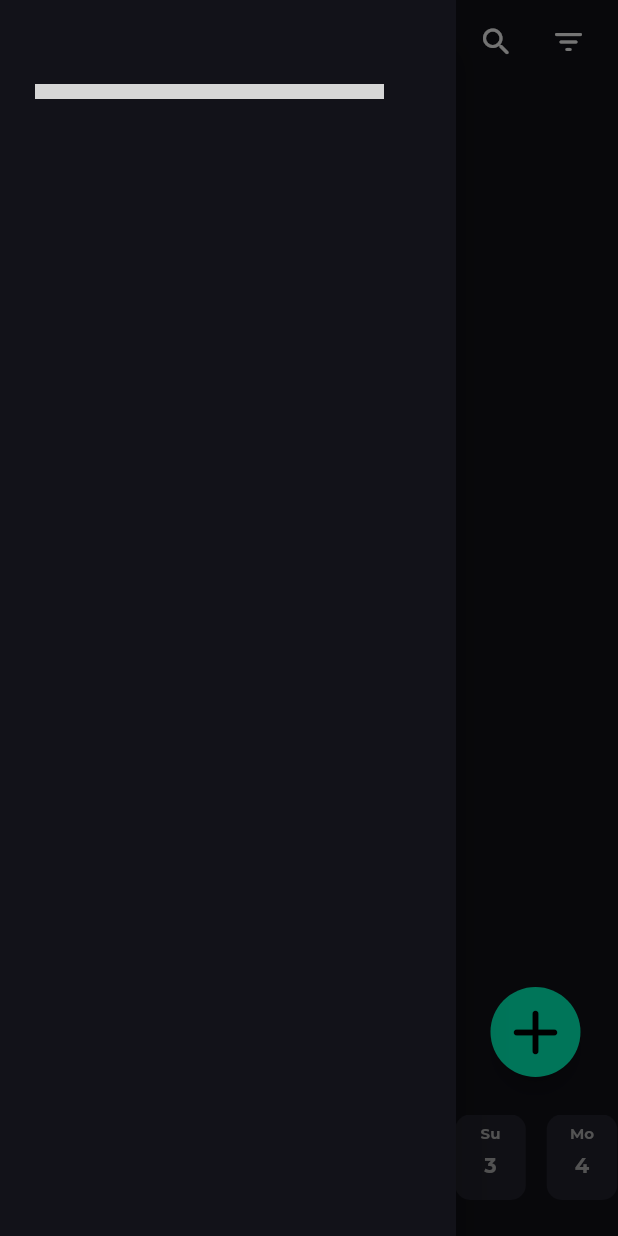
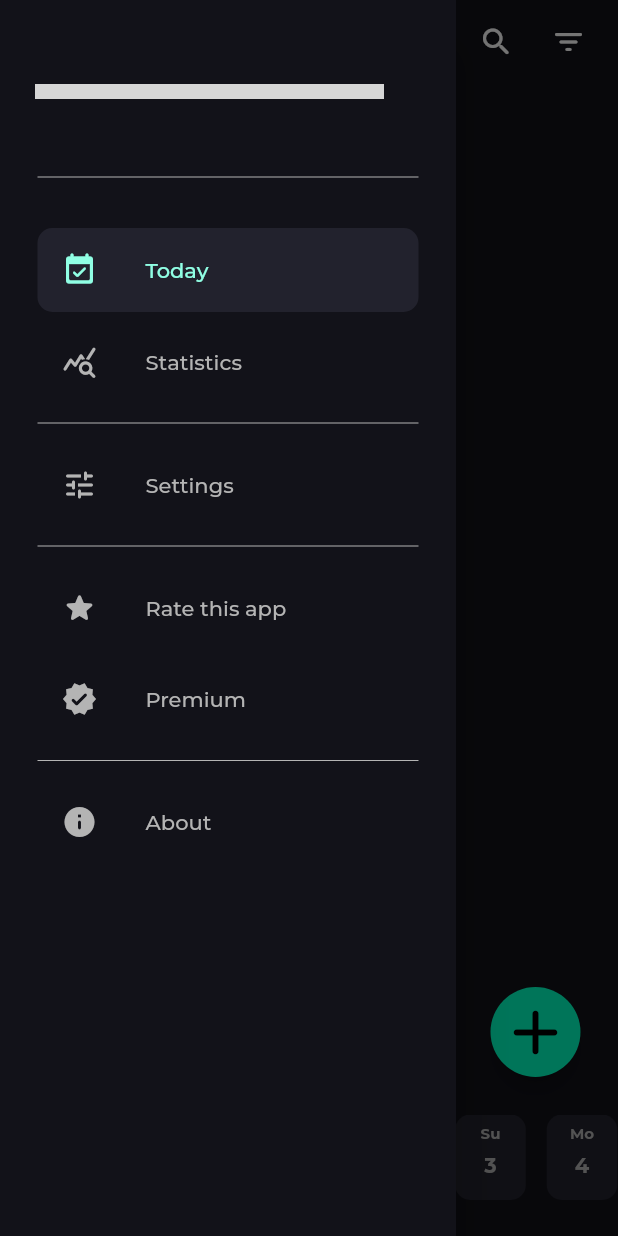
Before and after one commit to IceBreak-github/HabitTracker, a Flutter app: the screen it shows after launch, with the side drawer open, on a phone screen of 412 x 824 dp. Run offline on Flutter 3.47's test engine with Material 2 defaults, Android fonts, the phone set to English and light mode, and no system bars; our stand-ins replace bloc, equatable, flutter_bloc, flutter_switch, hive, hive_flutter and 1 more; missing offline and left inert: flutter_shakemywidget, simple_animation_progress_bar; accounts and stored records are empty; project files that could hold a hidden picture were left out; grey boxes are pictures that could not be loaded.

Commit message:
new update

```diff
--- a/lib/presentation/pages/home_page.dart
+++ b/lib/presentation/pages/home_page.dart
@@ -159,6 +159,7 @@ class HomePage extends StatelessWidget {
       floatingActionButton: const AddHabitButton(),
       drawer: Drawer(
         backgroundColor: MyColors().backgroundColor,
+        child: const MyDrawer(),
       ),
     );
   }
--- a/lib/presentation/widgets/widgets.dart
+++ b/lib/presentation/widgets/widgets.dart
@@ -6,6 +6,8 @@ import 'package:flutter_switch/flutter_switch.dart';
 import 'package:habit_tracker/data/models/habit_model.dart';
 import 'package:habit_tracker/logic/cubits/habit_form_cubit.dart';
 import 'package:habit_tracker/logic/cubits/habit_home_cubit.dart';
+import 'package:habit_tracker/presentation/pages/settings_page.dart';
+import 'package:habit_tracker/presentation/pages/statistics_page.dart';
 import 'package:habit_tracker/shared/boxes.dart';
 import 'package:habit_tracker/shared/colors.dart';
 import 'package:intl/intl.dart';
@@ -86,7 +88,7 @@ class HomeAppBar extends StatelessWidget implements PreferredSizeWidget {
                               child: Material(
                                 color: Colors.transparent,
                                 child: Padding(
-                                  padding: const EdgeInsets.only(left: 25, right: 12),
+                                  padding: const EdgeInsets.only(left: 25, right: 25),
                                   child: Row(
                                     children: [
                                       Expanded(
@@ -112,10 +114,27 @@ class HomeAppBar extends StatelessWidget implements PreferredSizeWidget {
                                           ),
                                         ),
                                       ),
-                                      IconButton(
-                                        icon: const Icon(Icons.search),
-                                        color: MyColors().primaryColor,
-                                        onPressed: (){},
+                                      Padding(
+                                        padding: const EdgeInsets.only(left: 25),
+                                        child: SizedBox(
+                                          width: 33,
+                                          child: RawMaterialButton(
+                                            elevation: 0,
+                                            shape: const CircleBorder(),
+                                            fillColor: MyColors().primaryColor.withOpacity(0.2),
+                                            child: Padding(
+                                              padding: const EdgeInsets.all(0.0),
+                                              child: Icon(
+                                                Icons.search,
+                                                color: MyColors().primaryColor,
+                                                size: 18.5
+                                              ),
+                                            ),
+                                            onPressed: () {
+                                              //TODO implement search
+                                            },
+                                          ),
+                                        ),
                                       ),
                                     ],
                                   ),
@@ -567,3 +586,94 @@ class OrderHabits extends StatelessWidget {
     );
   }
 }
+
+class MyDrawer extends StatelessWidget {
+  const MyDrawer({super.key});
+
+  @override
+  Widget build(BuildContext context) {
+    return Scaffold(
+      body: Stack(
+        children: <Widget>[
+          Padding(
+            padding: const EdgeInsets.all(25),
+            child: ListView(
+              children: [
+                Container(
+                  height: 85,
+                ),
+                Divider(
+                  color: MyColors().lightGrey,
+                ),
+                const SizedBox(height: 26),
+                Wrap(
+                  runSpacing: 5,
+                  children: [
+                    ListTile(
+                      leading: const Icon(Icons.event_available_rounded, size: 24),
+                      title: const Text('Today', style: TextStyle(fontSize: 14, fontWeight: FontWeight.w500)),
+                      iconColor: MyColors().lightGrey,
+                      selectedColor: MyColors().secondaryColor,
+                      textColor: MyColors().lightGrey,
+                      selectedTileColor: MyColors().widgetColor,
+                      selected: true,
+                      shape: RoundedRectangleBorder(
+                          borderRadius: BorderRadius.circular(10),
+                      ),
+                      onTap: () {
+                        Navigator.push(context,MaterialPageRoute(builder: (context) => const HomePage()));
+                      },
+                    ),
+                    NavTile(text: 'Statistics', icon: Icons.query_stats_rounded, onTap: () {
+                      Navigator.push(context,MaterialPageRoute(builder: (context) => const StatisticsPage()));
+                    }),
+                    Divider(
+                      color: MyColors().lightGrey,
+                    ),
+                    NavTile(text: 'Settings', icon: Icons.tune_rounded, onTap: () {
+                      Navigator.push(context,MaterialPageRoute(builder: (context) => const SettingsPage()));
+                    }),
+                    Divider(
+                      color: MyColors().lightGrey,
+                    ),
+                    NavTile(text: 'Rate this app', icon: Icons.star_rounded, onTap: () {}),
+                    NavTile(text: 'Premium', icon: Icons.verified_rounded, onTap: () {}),
+                    Divider(
+                      color: MyColors().lightGrey,
+                    ),
+                    NavTile(text: 'About', icon: Icons.info_rounded, onTap: () {}),
+                  ],
+                ),
+              ]
+            ),
+          ),
+        ],
+      ),
+    );
+  }
+}
+
+class NavTile extends StatelessWidget {
+  final String text;
+  final IconData icon;
+  final VoidCallback onTap;
+  const NavTile({super.key, required this.text, required this.icon, required this.onTap});
+
+  @override
+  Widget build(BuildContext context) {
+    return ListTile(
+      leading: Icon(icon, color: MyColors().lightGrey, size: 24),
+      title: Text(text, style: TextStyle(color: MyColors().lightGrey, fontSize: 14, fontWeight: FontWeight.w500)),
+      iconColor: MyColors().lightGrey,
+      selectedColor: MyColors().secondaryColor,
+      textColor: MyColors().lightGrey,
+      selectedTileColor: MyColors().widgetColor,
+      selected: false,
+      splashColor: MyColors().widgetColor.withOpacity(0.5),
+      shape: RoundedRectangleBorder(
+          borderRadius: BorderRadius.circular(10),
+      ),
+      onTap: onTap,
+    );
+  }
+}
```
Also changed, not shown: lib/presentation/pages/settings_page.dart (added, +109 -0 lines), lib/presentation/widgets/settings_widget.dart (added, +38 -0 lines).
